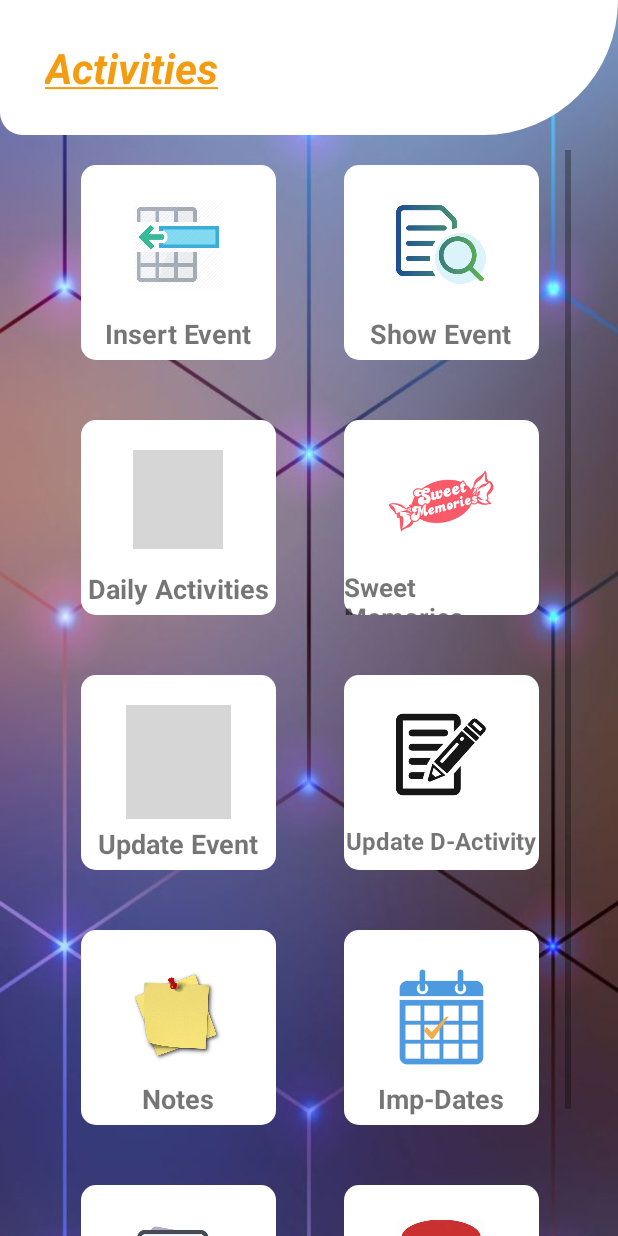
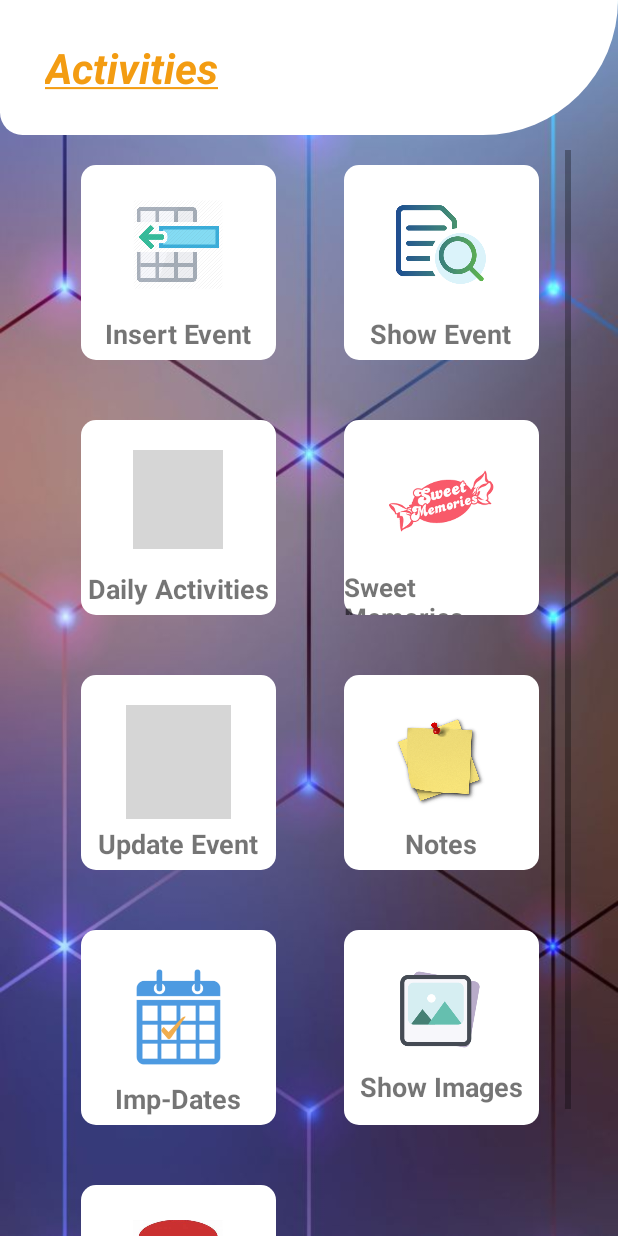
Before and after one commit to Suyog47/CRM-Android-Project, an Android app: the MenuData screen opened directly, with no data from a screen before it, on a phone screen of 412 x 824 dp. Run offline under Robolectric (Android 15) with nearby library versions, the phone set to English and light mode, and no system bars; grey boxes are pictures that could not be loaded.

Commit message:
removed updateActivity activity

```diff
--- a/app/src/main/AndroidManifest.xml
+++ b/app/src/main/AndroidManifest.xml
@@ -55,9 +55,6 @@
             android:name=".DailyActivityClasses.SetTimer"
             android:screenOrientation="portrait" />
         <activity
-            android:name=".DailyActivityClasses.UpdateDailyActivity"
-            android:screenOrientation="portrait" />
-        <activity
             android:name=".DailyActivityClasses.NotificationWindow"
             android:screenOrientation="portrait" />
         <activity
--- a/app/src/main/res/layout/activity_menu_data.xml
+++ b/app/src/main/res/layout/activity_menu_data.xml
@@ -219,41 +219,6 @@
             android:layout_marginTop="40dp"
             android:layout_marginStart="45dp"
             card_view:cardCornerRadius="10dp"
-            android:onClick="updateDailyActivity">
-
-            <ImageButton
-                android:id="@+id/updateDailyActivityBtn"
-                android:layout_width="60dp"
-                android:layout_height="66dp"
-                android:layout_gravity="center_horizontal"
-                android:layout_marginTop="20dp"
-                android:background="@android:color/white"
-                android:adjustViewBounds="false"
-                android:cropToPadding="false"
-                android:onClick="updateDailyActivity"
-                android:scaleType="fitCenter"
-                android:src="@drawable/updatedailyactivity"
-                android:visibility="visible" />
-
-            <TextView
-                android:id="@+id/text6"
-                android:layout_width="wrap_content"
-                android:layout_height="wrap_content"
-                android:layout_gravity="center_horizontal"
-                android:layout_marginTop="99dp"
-                android:text="@string/menu_update_dactivity_text"
-                android:textStyle="bold"
-                android:textSize="16sp"
-                android:onClick="updateDailyActivity"
-                />
-        </androidx.cardview.widget.CardView>
-
-        <androidx.cardview.widget.CardView
-            android:layout_width="130dp"
-            android:layout_height="130dp"
-            android:layout_marginTop="40dp"
-            android:layout_marginStart="23sp"
-            card_view:cardCornerRadius="10dp"
             android:onClick="notes">
 
             <ImageButton
@@ -283,11 +248,12 @@
                 />
         </androidx.cardview.widget.CardView>
 
+
         <androidx.cardview.widget.CardView
             android:layout_width="130dp"
             android:layout_height="130dp"
             android:layout_marginTop="40dp"
-            android:layout_marginStart="45dp"
+            android:layout_marginStart="23sp"
             card_view:cardCornerRadius="10dp"
             android:onClick="impdates">
 
@@ -322,7 +288,7 @@
             android:layout_width="130dp"
             android:layout_height="130dp"
             android:layout_marginTop="40dp"
-            android:layout_marginStart="23sp"
+            android:layout_marginStart="45dp"
             card_view:cardCornerRadius="10dp"
             android:onClick="showImage">
 
@@ -357,7 +323,7 @@
             android:layout_width="130dp"
             android:layout_height="130dp"
             android:layout_marginTop="40dp"
-            android:layout_marginStart="45dp"
+            android:layout_marginStart="23dp"
             card_view:cardCornerRadius="10dp"
             android:onClick="dbcontrols">
 
```
Also changed, not shown: app/src/main/java/com/example/demoapp/DailyActivityClasses/UpdateDailyActivity.java (deleted, +0 -162 lines), app/src/main/java/com/example/demoapp/DailyActivityClasses/WatchActivities.java (+35 -0 lines), app/src/main/java/com/example/demoapp/EventClasses/UpdateLog.java (+3 -4 lines), app/src/main/java/com/example/demoapp/MenuData.java (+0 -19 lines), app/src/main/res/layout/activity_update_dailyactivity.xml (deleted, +0 -58 lines), app/src/main/res/layout/activity_watch_activity.xml (+17 -5 lines).
